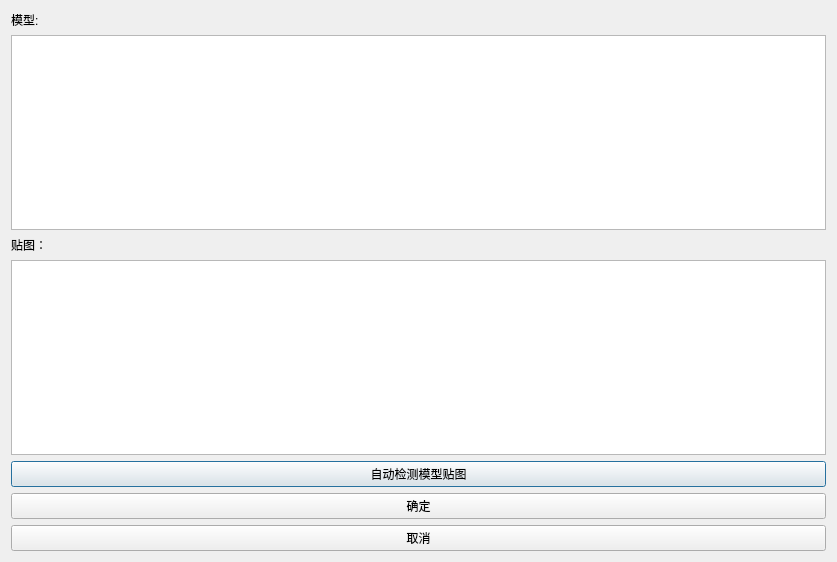
Old version of the form src/Runtime/Widgets/AddMeshToEntityDlg.ui in the repository StoneHappy/for_graduation.
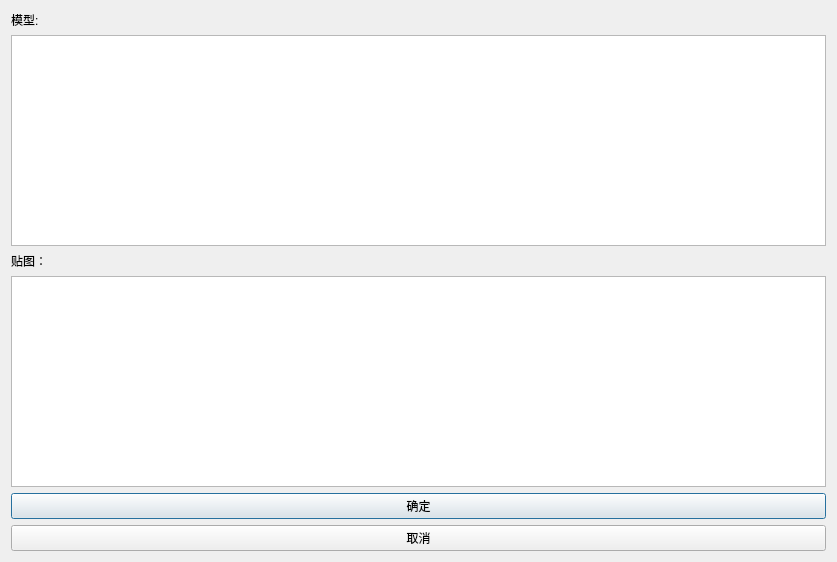
New version of the form.

Commit message: ✨ feat: add smesh entity

Diff of the .ui file:
```diff
--- a/src/Runtime/Widgets/AddMeshToEntityDlg.ui
+++ b/src/Runtime/Widgets/AddMeshToEntityDlg.ui
@@ -34,13 +34,6 @@
    <item>
     <widget class="QTableView" name="textureTableView"/>
    </item>
-   <item>
-    <widget class="QPushButton" name="pushButtonAutoDetect">
-     <property name="text">
-      <string>自动检测模型贴图</string>
-     </property>
-    </widget>
-   </item>
    <item>
     <widget class="QPushButton" name="pushButtonOK">
      <property name="text">
```
The commit also changes 3 other files.
